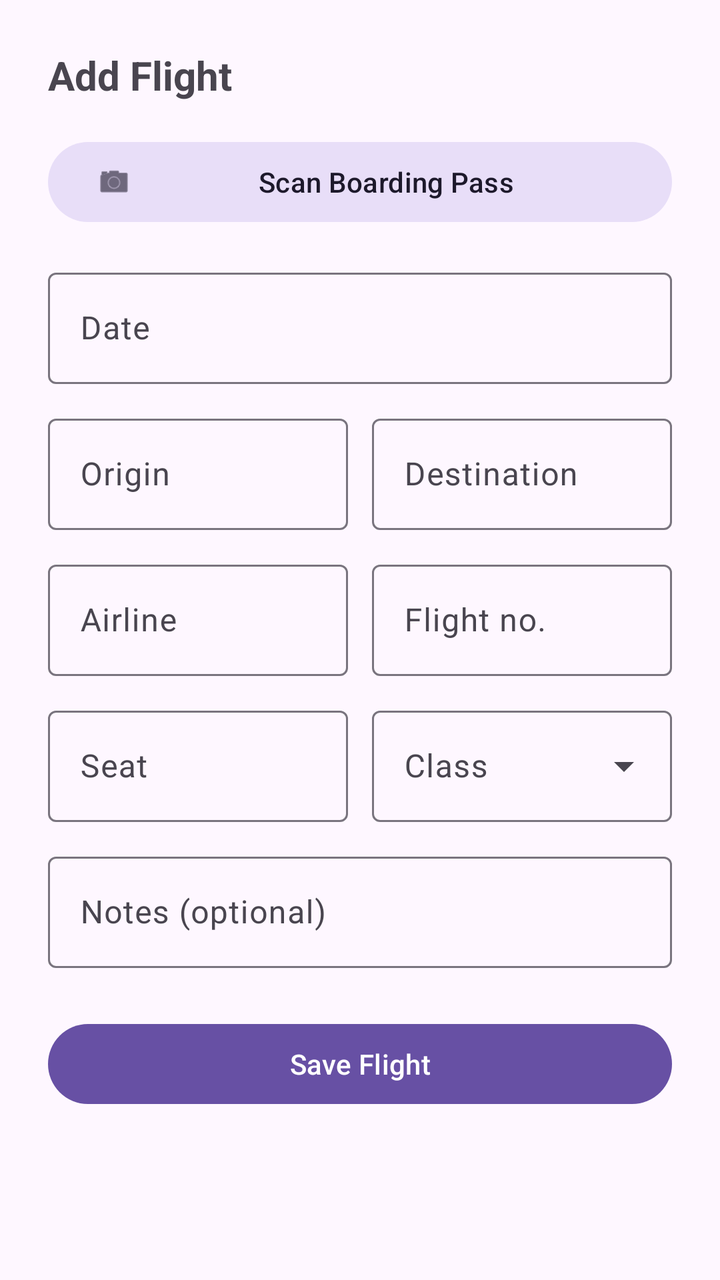
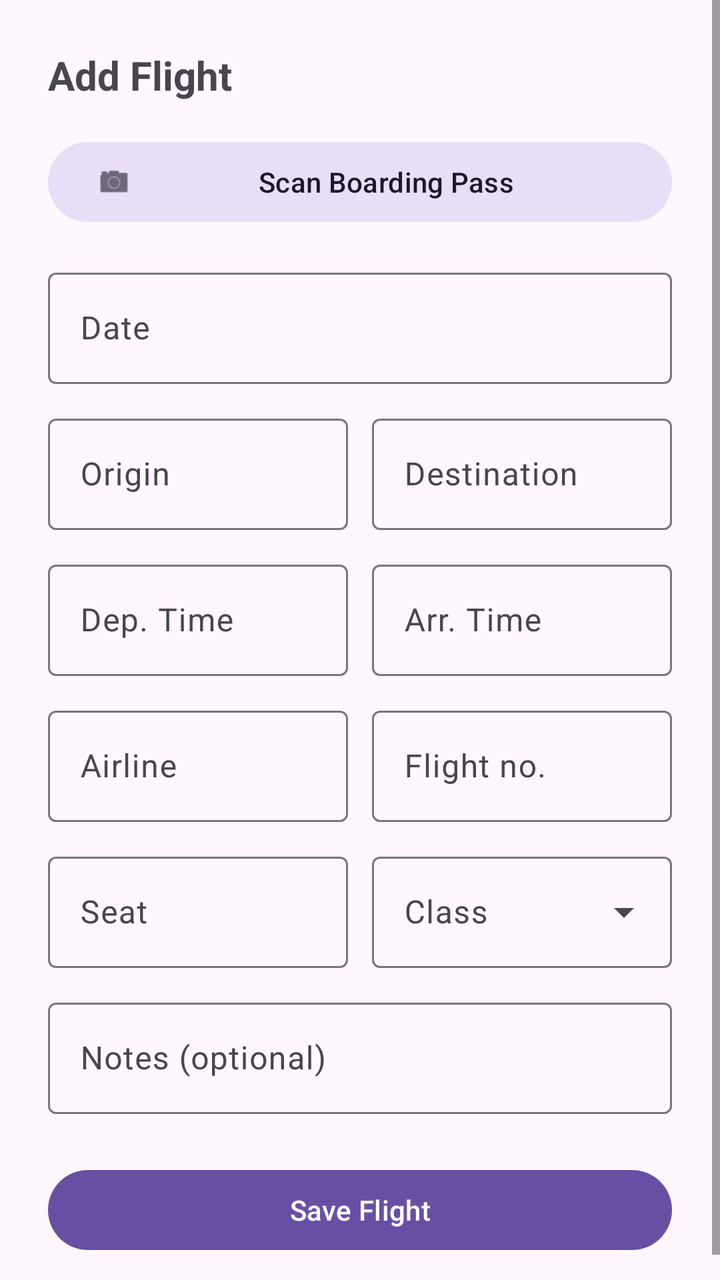

Screens rendered from an Android XML layout before and after an edit, with the pre-edit source and the edit as a unified diff.
<!-- AndroidManifest.xml: application theme Theme.FlightStats -->
<!-- res/layout/bottom_sheet_add_flight.xml -->
<?xml version="1.0" encoding="utf-8"?>
<ScrollView xmlns:android="http://schemas.android.com/apk/res/android"
    xmlns:app="http://schemas.android.com/apk/res-auto"
    android:layout_width="match_parent"
    android:layout_height="wrap_content">

    <LinearLayout
        android:layout_width="match_parent"
        android:layout_height="wrap_content"
        android:orientation="vertical"
        android:padding="24dp">

        <TextView
            android:layout_width="wrap_content"
            android:layout_height="wrap_content"
            android:text="Add Flight"
            android:textSize="20sp"
            android:textStyle="bold"
            android:layout_marginBottom="16dp"/>

        <com.google.android.material.button.MaterialButton
            android:id="@+id/btn_scan_pass"
            style="@style/Widget.Material3.Button.TonalButton"
            android:layout_width="match_parent"
            android:layout_height="wrap_content"
            android:text="Scan Boarding Pass"
            app:icon="@android:drawable/ic_menu_camera"
            android:layout_marginBottom="16dp"/>

        
        <com.google.android.material.textfield.TextInputLayout
            android:id="@+id/layout_date"
            style="@style/Widget.Material3.TextInputLayout.OutlinedBox"
            android:layout_width="match_parent"
            android:layout_height="wrap_content"
            android:hint="Date"
            android:layout_marginBottom="12dp">
            <com.google.android.material.textfield.TextInputEditText
                android:id="@+id/input_date"
                android:layout_width="match_parent"
                android:layout_height="wrap_content"
                android:focusable="false"
                android:clickable="true"
                android:inputType="none"/>
        </com.google.android.material.textfield.TextInputLayout>

        
        <LinearLayout
            android:layout_width="match_parent"
            android:layout_height="wrap_content"
            android:orientation="horizontal"
            android:layout_marginBottom="12dp">

            <com.google.android.material.textfield.TextInputLayout
                android:id="@+id/layout_origin"
                style="@style/Widget.Material3.TextInputLayout.OutlinedBox"
                android:layout_width="0dp"
                android:layout_height="wrap_content"
                android:layout_weight="1"
                android:hint="Origin"
                android:layout_marginEnd="6dp">
                <com.google.android.material.textfield.TextInputEditText
                    android:id="@+id/input_origin"
                    android:layout_width="match_parent"
                    android:layout_height="wrap_content"
                    android:inputType="textCapCharacters"
                    android:maxLength="4"/>
            </com.google.android.material.textfield.TextInputLayout>

            <com.google.android.material.textfield.TextInputLayout
                android:id="@+id/layout_destination"
                style="@style/Widget.Material3.TextInputLayout.OutlinedBox"
                android:layout_width="0dp"
                android:layout_height="wrap_content"
                android:layout_weight="1"
                android:hint="Destination"
                android:layout_marginStart="6dp">
                <com.google.android.material.textfield.TextInputEditText
                    android:id="@+id/input_destination"
                    android:layout_width="match_parent"
                    android:layout_height="wrap_content"
                    android:inputType="textCapCharacters"
                    android:maxLength="4"/>
            </com.google.android.material.textfield.TextInputLayout>
        </LinearLayout>

        
        <LinearLayout
            android:layout_width="match_parent"
            android:layout_height="wrap_content"
            android:orientation="horizontal"
            android:layout_marginBottom="12dp">

            <com.google.android.material.textfield.TextInputLayout
                android:id="@+id/layout_airline"
                style="@style/Widget.Material3.TextInputLayout.OutlinedBox"
                android:layout_width="0dp"
                android:layout_height="wrap_content"
                android:layout_weight="1"
                android:hint="Airline"
                android:layout_marginEnd="6dp">
                <com.google.android.material.textfield.TextInputEditText
                    android:id="@+id/input_airline"
                    android:layout_width="match_parent"
                    android:layout_height="wrap_content"
                    android:inputType="textCapWords"/>
            </com.google.android.material.textfield.TextInputLayout>

            <com.google.android.material.textfield.TextInputLayout
                android:id="@+id/layout_flight_number"
                style="@style/Widget.Material3.TextInputLayout.OutlinedBox"
                android:layout_width="0dp"
                android:layout_height="wrap_content"
                android:layout_weight="1"
                android:hint="Flight no."
                android:layout_marginStart="6dp">
                <com.google.android.material.textfield.TextInputEditText
                    android:id="@+id/input_flight_number"
                    android:layout_width="match_parent"
                    android:layout_height="wrap_content"
                    android:inputType="textCapCharacters"/>
            </com.google.android.material.textfield.TextInputLayout>
        </LinearLayout>

        
        <LinearLayout
            android:layout_width="match_parent"
            android:layout_height="wrap_content"
            android:orientation="horizontal"
            android:layout_marginBottom="12dp">

            <com.google.android.material.textfield.TextInputLayout
                android:id="@+id/layout_seat"
                style="@style/Widget.Material3.TextInputLayout.OutlinedBox"
                android:layout_width="0dp"
                android:layout_height="wrap_content"
                android:layout_weight="1"
                android:hint="Seat"
                android:layout_marginEnd="6dp">
                <com.google.android.material.textfield.TextInputEditText
                    android:id="@+id/input_seat"
                    android:layout_width="match_parent"
                    android:layout_height="wrap_content"
                    android:inputType="textCapCharacters"
                    android:maxLength="5"/>
            </com.google.android.material.textfield.TextInputLayout>

            <com.google.android.material.textfield.TextInputLayout
                android:id="@+id/layout_seat_class"
                style="@style/Widget.Material3.TextInputLayout.OutlinedBox.ExposedDropdownMenu"
                android:layout_width="0dp"
                android:layout_height="wrap_content"
                android:layout_weight="1"
                android:hint="Class"
                android:layout_marginStart="6dp">
                <AutoCompleteTextView
                    android:id="@+id/input_seat_class"
                    android:layout_width="match_parent"
                    android:layout_height="wrap_content"
                    android:inputType="none"
                    android:focusable="false"
                    android:clickable="true"/>
            </com.google.android.material.textfield.TextInputLayout>
        </LinearLayout>

        
        <com.google.android.material.textfield.TextInputLayout
            android:id="@+id/layout_notes"
            style="@style/Widget.Material3.TextInputLayout.OutlinedBox"
            android:layout_width="match_parent"
            android:layout_height="wrap_content"
            android:hint="Notes (optional)"
            android:layout_marginBottom="24dp">
            <com.google.android.material.textfield.TextInputEditText
                android:id="@+id/input_notes"
                android:layout_width="match_parent"
                android:layout_height="wrap_content"
                android:inputType="textMultiLine"
                android:minLines="1"
                android:maxLines="3"/>
        </com.google.android.material.textfield.TextInputLayout>

        <com.google.android.material.button.MaterialButton
            android:id="@+id/btn_save_flight"
            android:layout_width="match_parent"
            android:layout_height="wrap_content"
            android:text="Save Flight"/>

    </LinearLayout>
</ScrollView>
<!-- resources referenced by this layout -->
<resources>
  <style name="Theme.FlightStats" parent="Base.Theme.FlightStats" />
  <style name="Base.Theme.FlightStats" parent="Base.Theme.FlightStats.Common" />
  <style name="Base.Theme.FlightStats.Common" parent="Theme.Material3.DayNight.NoActionBar">
          <item name="android:statusBarColor">@android:color/transparent</item>
          <item name="android:navigationBarColor">@android:color/transparent</item>
          <item name="android:windowLightStatusBar" tools:targetApi="m">?attr/isLightTheme</item>
          <item name="android:windowLightNavigationBar" tools:targetApi="o_mr1">?attr/isLightTheme</item>
          <item name="android:enforceNavigationBarContrast" tools:targetApi="q">false</item>
      </style>
</resources>

<!-- the commit's change to res/layout/bottom_sheet_add_flight.xml (unified diff, before → after) -->
@@ -92,6 +92,44 @@
             android:layout_marginBottom="12dp">
 
             <com.google.android.material.textfield.TextInputLayout
+                android:id="@+id/layout_departure_time"
+                style="@style/Widget.Material3.TextInputLayout.OutlinedBox"
+                android:layout_width="0dp"
+                android:layout_height="wrap_content"
+                android:layout_weight="1"
+                android:hint="Dep. Time"
+                android:layout_marginEnd="6dp">
+                <com.google.android.material.textfield.TextInputEditText
+                    android:id="@+id/input_departure_time"
+                    android:layout_width="match_parent"
+                    android:layout_height="wrap_content"
+                    android:inputType="time"/>
+            </com.google.android.material.textfield.TextInputLayout>
+
+            <com.google.android.material.textfield.TextInputLayout
+                android:id="@+id/layout_arrival_time"
+                style="@style/Widget.Material3.TextInputLayout.OutlinedBox"
+                android:layout_width="0dp"
+                android:layout_height="wrap_content"
+                android:layout_weight="1"
+                android:hint="Arr. Time"
+                android:layout_marginStart="6dp">
+                <com.google.android.material.textfield.TextInputEditText
+                    android:id="@+id/input_arrival_time"
+                    android:layout_width="match_parent"
+                    android:layout_height="wrap_content"
+                    android:inputType="time"/>
+            </com.google.android.material.textfield.TextInputLayout>
+        </LinearLayout>
+
+        
+        <LinearLayout
+            android:layout_width="match_parent"
+            android:layout_height="wrap_content"
+            android:orientation="horizontal"
+            android:layout_marginBottom="12dp">
+
+            <com.google.android.material.textfield.TextInputLayout
                 android:id="@+id/layout_airline"
                 style="@style/Widget.Material3.TextInputLayout.OutlinedBox"
                 android:layout_width="0dp"
